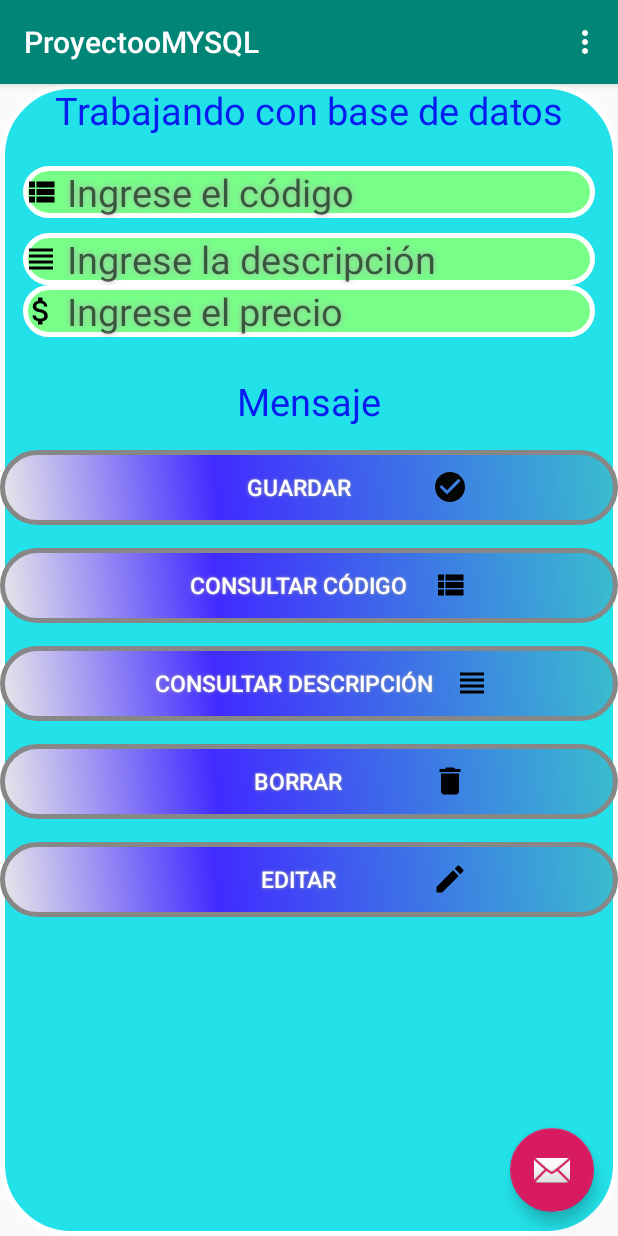
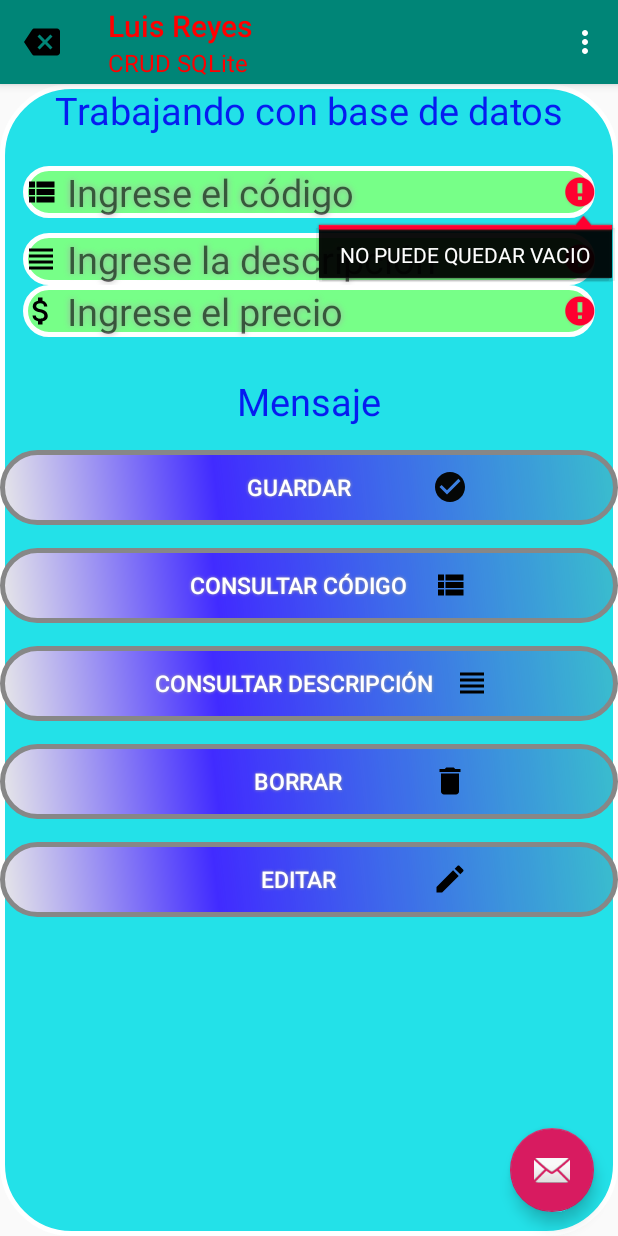
Before and after one commit to reyes1221/ProyectoMYSQL, an Android app: the screen it shows after launch (MainActivity), after a tap on "GUARDAR", on a phone screen of 412 x 824 dp. Run offline under Robolectric (Android 15) with nearby library versions, the phone set to English and light mode, and no system bars; our stand-ins replace Volley.

```diff
--- a/app/src/main/java/com/example/proyectoomysql/MainActivity.java
+++ b/app/src/main/java/com/example/proyectoomysql/MainActivity.java
@@ -11,24 +11,105 @@ import androidx.appcompat.widget.Toolbar;
 import android.view.View;
 import android.view.Menu;
 import android.view.MenuItem;
+import android.view.WindowManager;
+import android.widget.Button;
+import android.widget.EditText;
+import android.widget.TextView;
+import android.widget.Toast;
 
 public class MainActivity extends AppCompatActivity {
+
+    private Button btnGuardar, btnConsultar1, btnConsultar2, btnBorrar, btnEditar;
+    private EditText et1, et2, et3;
+    private TextView tvResultado;
+
+    boolean aviso1 = false;
+    boolean aviso2 = false;
+    boolean aviso3 = false;
+    boolean estadoGuarda = false;
+
+MantenimientoMYSQL manto = new MantenimientoMYSQL();
 
     @Override
     protected void onCreate(Bundle savedInstanceState) {
         super.onCreate(savedInstanceState);
         setContentView(R.layout.activity_main);
         Toolbar toolbar = findViewById(R.id.toolbar);
+
+        toolbar.setNavigationIcon(getResources().getDrawable(R.drawable.ic_back));
+        toolbar.setTitleTextColor(getResources().getColor(R.color.mycolor2));
+        toolbar.setTitleMargin(0, 0, 0, 0);
+        toolbar.setSubtitle("CRUD SQLite");
+        toolbar.setSubtitleTextColor(getResources().getColor(R.color.mycolor));
+        toolbar.setTitle("Luis Reyes");
         setSupportActionBar(toolbar);
 
-        FloatingActionButton fab = findViewById(R.id.fab);
-        fab.setOnClickListener(new View.OnClickListener() {
+        //y esto para pantalla completa (oculta incluso la barra de estado)
+        getWindow().setFlags(WindowManager.LayoutParams.FLAG_FULLSCREEN, WindowManager.LayoutParams.FLAG_FULLSCREEN);
+
+
+        btnGuardar = (Button) findViewById(R.id.btnGuardar);
+        btnConsultar1 = (Button) findViewById(R.id.btnConsultar1);
+        btnConsultar2 = (Button) findViewById(R.id.btnConsultar2);
+        btnBorrar = (Button) findViewById(R.id.btnBorrar);
+        btnEditar = (Button) findViewById(R.id.btnEditar);
+        et1 = (EditText) findViewById(R.id.et1);
+        et2 = (EditText) findViewById(R.id.et2);
+        et3 = (EditText) findViewById(R.id.et3);
+        tvResultado = (TextView) findViewById(R.id.tvResultado);
+
+        btnGuardar.setOnClickListener(new View.OnClickListener() {
+
             @Override
+
             public void onClick(View view) {
-                Snackbar.make(view, "Replace with your own action", Snackbar.LENGTH_LONG)
-                        .setAction("Action", null).show();
+
+                if (et1.getText().toString().length() == 0) {
+
+                    et1.setError("NO PUEDE QUEDAR VACIO");
+                    aviso1 = false;
+                } else {
+                    aviso1 = true;
+
+                }
+                if (et2.getText().toString().length() == 0) {
+
+                    et2.setError("NO PUEDE QUEDAR VACIO");
+                    aviso2 = false;
+                } else {
+                    aviso2 = true;
+                }
+                if (et3.getText().toString().length() == 0) {
+
+                    et3.setError("NO PUEDE QUEDAR VACIO");
+                    aviso3 = false;
+                } else {
+                    aviso3 = true;
+                }
+                if (aviso1 && aviso2 && aviso3) {
+
+                    String codigo = et1.getText().toString();
+                    String descripcion = et2.getText().toString();
+                    String precio = et3.getText().toString();
+
+                    manto.guardar(MainActivity.this, codigo, descripcion, precio);
+                    if(estadoGuarda){
+                        Toast.makeText(MainActivity.this, "Registro almacenado correctamente.", Toast.LENGTH_LONG);
+
+                        limpiarDatos();
+                    }
+
+                }
             }
         });
+
+    }
+
+    public void limpiarDatos(){
+        et1.setText(null);
+        et2.setText(null);
+        et3.setText(null);
+        et1.requestFocus();
     }
 
     @Override
--- /dev/null
+++ b/app/src/main/res/color/mycolor.xml
@@ -0,0 +1,7 @@
+<?xml version="1.0" encoding="utf-8"?>
+<selector xmlns:android="http://schemas.android.com/apk/res/android">
+    <path
+        android:fillColor="#8BE0EB"
+        android:pathData="M4,14h4v-4L4,10v4zM4,19h4v-4L4,15v4zM4,9h4L8,5L4,5v4zM9,14h12v-4L9,10v4zM9,19h12v-4L9,15v4zM9,5v4h12L21,5L9,5z"/>
+
+</selector>
--- /dev/null
+++ b/app/src/main/res/color/mycolor2.xml
@@ -0,0 +1,7 @@
+<?xml version="1.0" encoding="utf-8"?>
+<selector xmlns:android="http://schemas.android.com/apk/res/android">
+    <path
+        android:fillColor="#E75A2D"
+        android:pathData="M4,14h4v-4L4,10v4zM4,19h4v-4L4,15v4zM4,9h4L8,5L4,5v4zM9,14h12v-4L9,10v4zM9,19h12v-4L9,15v4zM9,5v4h12L21,5L9,5z"/>
+
+</selector>
```
Also changed, not shown: app/src/main/java/com/example/proyectoomysql/MantenimientoMYSQL.java (added, +64 -0 lines), app/src/main/java/com/example/proyectoomysql/MySingleton.java (added, +67 -0 lines).
